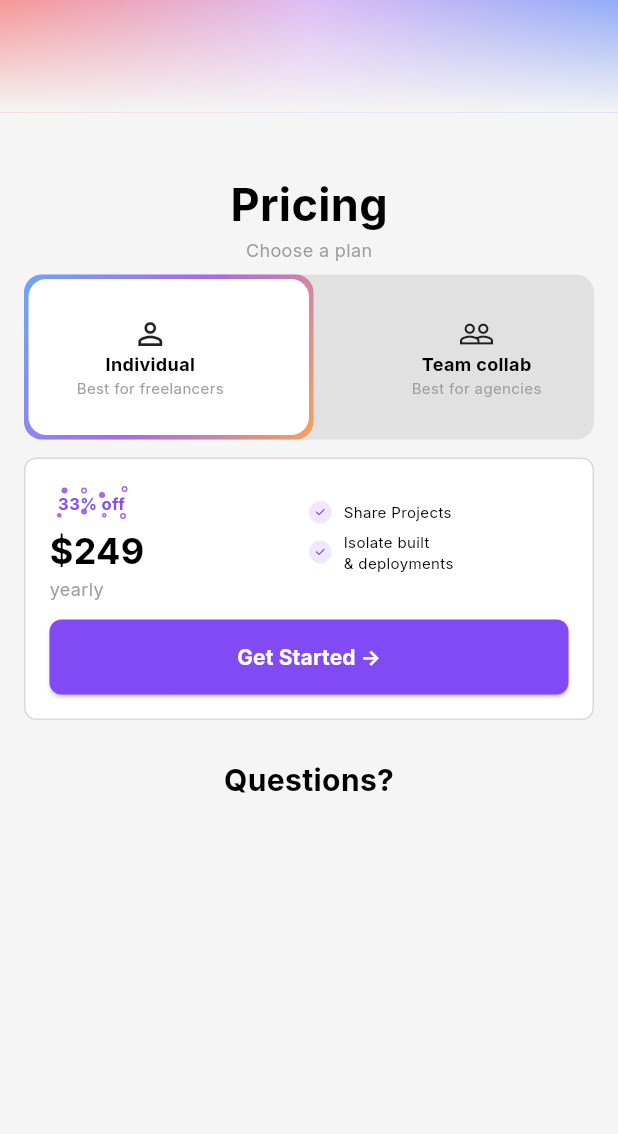
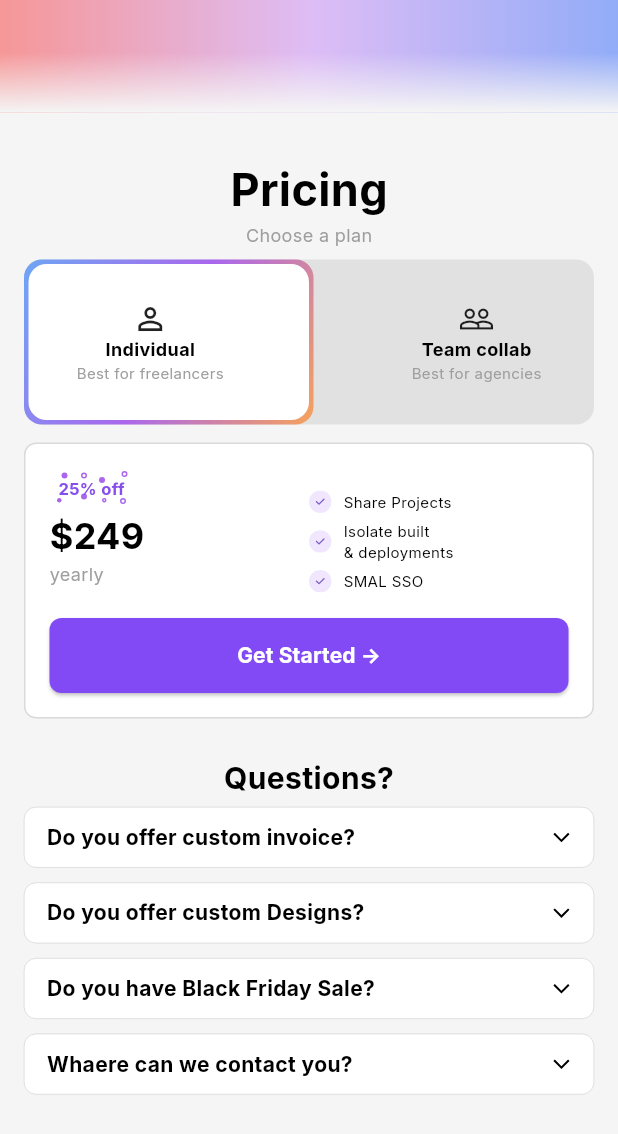
Before and after one commit to Contro1-cs/tif_assignment, a Flutter app: the screen it shows after launch, on a phone screen of 412 x 824 dp. Shown: the top 1134 px of the screen. Run offline on Flutter 3.47's test engine with Material 3 defaults, Android fonts, the phone set to English and light mode, and no system bars; drawn by our look-alikes of flutter_animate; our stand-ins replace cached_network_image, flutter_svg, google_fonts.

Commit message:
final twitter pricing page

```diff
--- a/lib/main.dart
+++ b/lib/main.dart
@@ -1,9 +1,12 @@
 import 'package:flutter/material.dart';
+import 'package:flutter/services.dart';
 import 'package:tif_assignment/practice/pricing_page.dart';
 import 'package:tif_assignment/widgets/colors.dart';
 
 void main() {
   WidgetsFlutterBinding.ensureInitialized();
+  // SystemChrome.setEnabledSystemUIMode(SystemUiMode.manual, overlays: []);
+
   runApp(const MyApp());
 }
 
--- a/lib/practice/pricing_page.dart
+++ b/lib/practice/pricing_page.dart
@@ -17,17 +17,45 @@ class _PricingPageState extends State<PricingPage> {
   String teamSize = '5 Members';
 
   //Content
-  int offer = 33;
+  List<String> teamOption = const [
+    '5 Members',
+    '10 Members',
+    '15 Members',
+    '20 Members'
+  ];
+  List<Map<String, dynamic>> faqData = [
+    {
+      'question': 'Do you offer custom invoice?',
+      'answer': 'Yes. We do offer custom invoice for special orders',
+      'bool': false,
+    },
+    {
+      'question': 'Do you offer custom Designs?',
+      'answer': 'No. We don\'t offer custon designs',
+      'bool': false,
+    },
+    {
+      'question': 'Do you have Black Friday Sale?',
+      'answer': 'Yes. Use code BLKFRD to get 15% off!',
+      'bool': false,
+    },
+    {
+      'question': 'Whaere can we contact you?',
+      'answer': 'You can send your queries at support@example.com',
+      'bool': false,
+    }
+  ];
 
   @override
   Widget build(BuildContext context) {
     int price = teamSelect ? 499 : 249;
-    bool team = teamSelect;
+    int offer = teamSelect ? 33 : 25;
 
     double w = MediaQuery.of(context).size.width;
     return Scaffold(
       backgroundColor: bgColor,
-      body: Column(
+      body: SingleChildScrollView(
+        child: Column(
           children: [
             Stack(
               children: [
@@ -46,9 +74,12 @@ class _PricingPageState extends State<PricingPage> {
                     ),
                   ),
                 ),
+                Column(
+                  children: [
+                    const SizedBox(height: 35),
                     Container(
                       width: double.infinity,
-                height: 75,
+                      height: 40,
                       decoration: BoxDecoration(
                         gradient: LinearGradient(
                           begin: Alignment.topCenter,
@@ -62,7 +93,9 @@ class _PricingPageState extends State<PricingPage> {
                     ),
                   ],
                 ),
-          const SizedBox(height: 40),
+              ],
+            ),
+            const SizedBox(height: 30),
             Text(
               'Pricing',
               style: GoogleFonts.inter(
@@ -111,16 +144,17 @@ class _PricingPageState extends State<PricingPage> {
                             ],
                           ),
                         ),
-                      child: Expanded(
                         child: Container(
                           decoration: BoxDecoration(
                             color: Colors.white,
                             borderRadius: BorderRadius.circular(12),
                           ),
-                      )),
-                    )
-                        .animate(target: teamSelect ? 50 : 0)
-                        .moveX(begin: 0, end: w / 2 - 16),
+                        ),
+                      ).animate(target: teamSelect ? 50 : 0).moveX(
+                            begin: 0,
+                            end: w / 2 - 16,
+                            curve: Curves.easeOutCubic,
+                          ),
                     ],
                   ),
                   GestureDetector(
@@ -187,12 +221,11 @@ class _PricingPageState extends State<PricingPage> {
               ),
             ),
             const SizedBox(height: 12),
+
             //info
-          teamSelect
-              ? Container(
+            Container(
               width: w,
-                  padding:
-                      const EdgeInsets.symmetric(horizontal: 16, vertical: 16),
+              padding: const EdgeInsets.symmetric(horizontal: 16, vertical: 16),
               margin: const EdgeInsets.symmetric(horizontal: 16),
               decoration: BoxDecoration(
                 color: Colors.white,
@@ -203,131 +236,6 @@ class _PricingPageState extends State<PricingPage> {
                 children: [
                   Row(
                     mainAxisAlignment: MainAxisAlignment.spaceBetween,
-                        crossAxisAlignment: CrossAxisAlignment.start,
-                        children: [
-                          Column(
-                            mainAxisAlignment: MainAxisAlignment.start,
-                            crossAxisAlignment: CrossAxisAlignment.start,
-                            children: [
-                              Stack(
-                                alignment: Alignment.center,
-                                children: [
-                                  SvgPicture.asset("lib/assets/confetti.svg"),
-                                  Text(
-                                    '$offer% off',
-                                    style: GoogleFonts.inter(
-                                      color: const Color(0xff864EEC),
-                                      fontWeight: FontWeight.bold,
-                                      fontSize: 11,
-                                    ),
-                                  ),
-                                ],
-                              ),
-                              Text(
-                                '\$$price',
-                                style: GoogleFonts.inter(
-                                  color: Colors.black,
-                                  fontWeight: FontWeight.bold,
-                                  fontSize: 24,
-                                ),
-                              ),
-                              Text(
-                                'yearly',
-                                style: GoogleFonts.inter(
-                                  color: Colors.grey,
-                                  fontWeight: FontWeight.normal,
-                                  fontSize: 12,
-                                ),
-                              ),
-                            ],
-                          ),
-                          Visibility(
-                            visible: teamSelect,
-                            child: Column(
-                              children: [
-                                Text(
-                                  'What\'s your team size?',
-                                  style: GoogleFonts.inter(
-                                    fontSize: 14,
-                                    color: Colors.black,
-                                  ),
-                                ),
-                                const SizedBox(height: 5),
-                                CustomDropDown(
-                                  items: const [
-                                    '5 Members',
-                                    '10 Members',
-                                    '15 Members',
-                                    '20 Members'
-                                  ],
-                                  selectedItem: teamSize,
-                                  onItemSelected: (value) {
-                                    setState(() {
-                                      teamSize = value!;
-                                    });
-                                  },
-                                ),
-                              ],
-                            ),
-                          )
-                        ],
-                      ),
-                      const SizedBox(height: 5),
-                      Row(
-                        children: [
-                          const Expanded(child: SizedBox()),
-                          Expanded(
-                            child: Column(
-                              children: [
-                                featureList('Share Projects'),
-                                featureList('Isolate built\n& deployments'),
-                                featureList('Additional Roles'),
-                                featureList('High-Performance\nEdge Network'),
-                                featureList('SMAL SSO'),
-                              ],
-                            ),
-                          )
-                        ],
-                      ),
-                      const SizedBox(height: 12),
-                      SizedBox(
-                        width: w,
-                        height: 50,
-                        child: ElevatedButton(
-                          style: ElevatedButton.styleFrom(
-                            backgroundColor: const Color(0xff824AF5),
-                            shape: RoundedRectangleBorder(
-                              borderRadius: BorderRadius.circular(8),
-                            ),
-                          ),
-                          onPressed: () {},
-                          child: Text(
-                            'Get Started ->',
-                            style: GoogleFonts.inter(
-                              color: Colors.white,
-                              fontWeight: FontWeight.bold,
-                              fontSize: 14,
-                            ),
-                          ),
-                        ),
-                      ),
-                    ],
-                  ),
-                )
-              : Container(
-                  width: w,
-                  padding:
-                      const EdgeInsets.symmetric(horizontal: 16, vertical: 16),
-                  margin: const EdgeInsets.symmetric(horizontal: 16),
-                  decoration: BoxDecoration(
-                    color: Colors.white,
-                    border: Border.all(color: const Color(0xffDADADA)),
-                    borderRadius: BorderRadius.circular(8),
-                  ),
-                  child: Column(
-                    children: [
-                      Row(
-                        mainAxisAlignment: MainAxisAlignment.start,
                     crossAxisAlignment: CrossAxisAlignment.start,
                     children: [
                       Expanded(
@@ -346,6 +254,10 @@ class _PricingPageState extends State<PricingPage> {
                                     fontWeight: FontWeight.bold,
                                     fontSize: 11,
                                   ),
+                                ).animate(target: teamSelect ? 1 : 0).shake(
+                                      duration: Duration(
+                                        milliseconds: animationDuration,
+                                      ),
                                     ),
                               ],
                             ),
@@ -355,6 +267,10 @@ class _PricingPageState extends State<PricingPage> {
                                 color: Colors.black,
                                 fontWeight: FontWeight.bold,
                                 fontSize: 24,
+                              ),
+                            ).animate(target: teamSelect ? 1 : 0).shake(
+                                  duration: Duration(
+                                    milliseconds: animationDuration,
                                   ),
                                 ),
                             Text(
@@ -369,19 +285,60 @@ class _PricingPageState extends State<PricingPage> {
                         ),
                       ),
                       Expanded(
+                        child: AnimatedSize(
+                          duration: Duration(milliseconds: animationDuration),
                           child: Column(
-                              mainAxisAlignment: MainAxisAlignment.center,
-                              crossAxisAlignment: CrossAxisAlignment.center,
+                            mainAxisAlignment: MainAxisAlignment.start,
+                            crossAxisAlignment: CrossAxisAlignment.start,
                             children: [
+                              Visibility(
+                                visible: teamSelect,
+                                child: Column(
+                                  mainAxisAlignment: MainAxisAlignment.start,
+                                  crossAxisAlignment: CrossAxisAlignment.start,
+                                  children: [
+                                    Text(
+                                      'What\'s your team size?',
+                                      style: GoogleFonts.inter(
+                                        fontSize: 14,
+                                        color: Colors.black,
+                                      ),
+                                    ),
+                                    const SizedBox(height: 5),
+                                    CustomDropDown(
+                                      items: teamOption,
+                                      selectedItem: teamSize,
+                                      onItemSelected: (value) {
+                                        setState(() {
+                                          teamSize = value!;
+                                        });
+                                      },
+                                    ),
+                                  ],
+                                ),
+                              ),
+                              const SizedBox(height: 15),
                               Column(
+                                mainAxisAlignment: MainAxisAlignment.start,
+                                crossAxisAlignment: CrossAxisAlignment.start,
                                 children: [
-                                    const SizedBox(height: 12),
                                   featureList('Share Projects'),
                                   featureList('Isolate built\n& deployments'),
+                                  Visibility(
+                                    visible: teamSelect,
+                                    child: Column(
+                                      children: [
+                                        featureList('Additional Roles'),
+                                        featureList(
+                                            'High-Performance\nEdge Network'),
                                       ],
                                     ),
-                                const SizedBox(height: 5),
+                                  ),
+                                  featureList('SMAL SSO'),
                                 ],
+                              ),
+                            ],
+                          ),
                         ),
                       ),
                     ],
@@ -420,7 +377,28 @@ class _PricingPageState extends State<PricingPage> {
                 fontSize: 20,
               ),
             ),
+            // const SizedBox(height: 10),
+            ListView.builder(
+              shrinkWrap: true,
+              physics: const NeverScrollableScrollPhysics(),
+              itemCount: faqData.length,
+              itemBuilder: (context, index) {
+                return customFaqTile(
+                  () {
+                    setState(() {
+                      faqData[index]['bool'] = !faqData[index]['bool'];
+                    });
+                  },
+                  animationDuration,
+                  faqData[index]['bool'],
+                  faqData[index]['question'],
+                  faqData[index]['answer'],
+                );
+              },
+            ),
+            const SizedBox(height: 25),
           ],
+        ),
       ),
     );
   }
@@ -452,12 +430,20 @@ class _CustomDropDownState extends State<CustomDropDown> {
       ),
       child: DropdownButtonHideUnderline(
         child: DropdownButton<String>(
+          isExpanded: true,
           value: widget.selectedItem,
           onChanged: widget.onItemSelected,
           items: widget.items.map((String item) {
             return DropdownMenuItem<String>(
               value: item,
-              child: Text(item),
+              child: Text(
+                item,
+                style: GoogleFonts.inter(
+                  fontSize: 14,
+                  fontWeight: FontWeight.bold,
+                  color: Colors.black,
+                ),
+              ),
             );
           }).toList(),
         ),
@@ -485,3 +471,74 @@ featureList(String title) {
     ),
   );
 }
+
+customFaqTile(
+  Function()? onTap,
+  int animationDuration,
+  bool tileBool,
+  String question,
+  String answer,
+) {
+  return GestureDetector(
+    onTap: onTap,
+    child: AnimatedContainer(
+      duration: Duration(milliseconds: animationDuration),
+      padding: const EdgeInsets.symmetric(horizontal: 15, vertical: 10),
+      margin: const EdgeInsets.symmetric(horizontal: 16, vertical: 5),
+      width: double.infinity,
+      decoration: BoxDecoration(
+        color: Colors.white,
+        borderRadius: BorderRadius.circular(8),
+        border: Border.all(
+          color: Colors.grey,
+          width: 0.2,
+        ),
+      ),
+      child: Column(
+        mainAxisAlignment: MainAxisAlignment.start,
+        crossAxisAlignment: CrossAxisAlignment.start,
+        children: [
+          Row(
+            mainAxisAlignment: MainAxisAlignment.center,
+            crossAxisAlignment: CrossAxisAlignment.center,
+            children: [
+              Expanded(
+                child: Text(
+                  question,
+                  style: GoogleFonts.inter(
+                    color: Colors.black,
+                    fontWeight: FontWeight.bold,
+                    fontSize: 14,
+                  ),
+                ),
+              ),
+              SvgPicture.asset("lib/assets/arrow_down_ios.svg")
+                  .animate(target: tileBool ? 1 : 0)
+                  .rotate(begin: 0, end: 0.5)
+            ],
+          ),
+          AnimatedSize(
+            duration: Duration(milliseconds: animationDuration),
+            curve: Curves.easeInOut,
+            child: Visibility(
+              visible: tileBool,
+              child: Column(
+                children: [
+                  const SizedBox(height: 15),
+                  Text(
+                    answer,
+                    style: GoogleFonts.inter(
+                      color: Colors.black,
+                      fontWeight: FontWeight.normal,
+                      fontSize: 12,
+                    ),
+                  ),
+                ],
+              ),
+            ),
+          ),
+        ],
+      ),
+    ),
+  );
+}
```
Also changed, not shown: lib/assets/arrow_down_ios.svg (added). Lines whose indentation alone changed are shown as unchanged.
